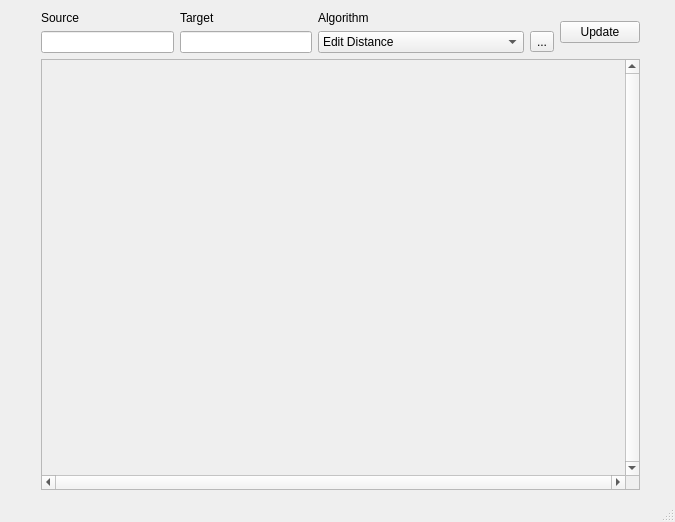
Before: the Qt Designer form mainwindow.ui in garrettsickles/DPVisualization, drawn with Qt 5.
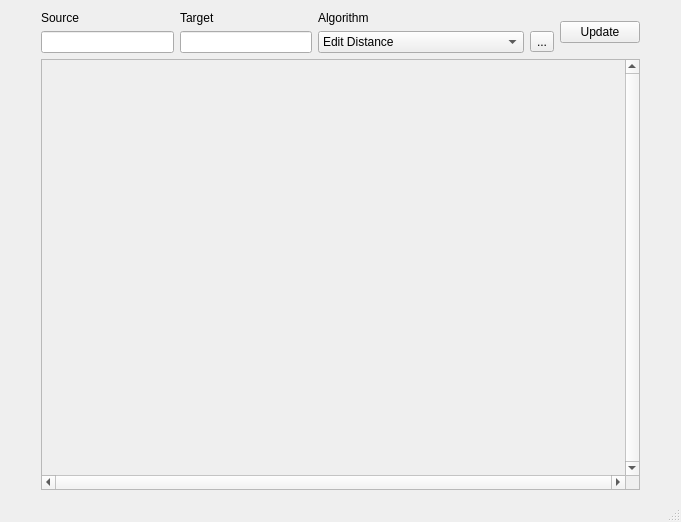
After: the same form once the commit is applied.

Commit message: Updated the main window for a side panel with options

What changed in the file:
```diff
--- a/mainwindow.ui
+++ b/mainwindow.ui
@@ -6,7 +6,7 @@
    <rect>
     <x>0</x>
     <y>0</y>
-    <width>675</width>
+    <width>681</width>
     <height>522</height>
    </rect>
   </property>
```
The commit also changes 3 other files.
